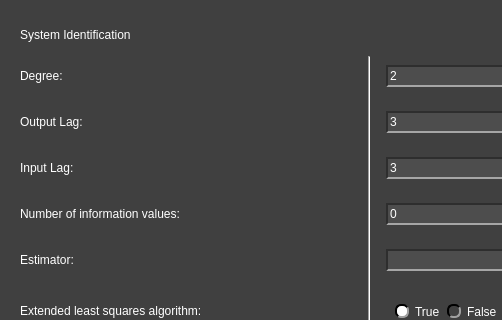
Above: pydaq/uis/PyDAQ_get_model_sysconfig_Arduino_widget.ui from samirmartins/pydaq before the change; both pictures show x 0 to 502 and y 0 to 320 of the 739 by 407 pixel window. Below: the same form after it.
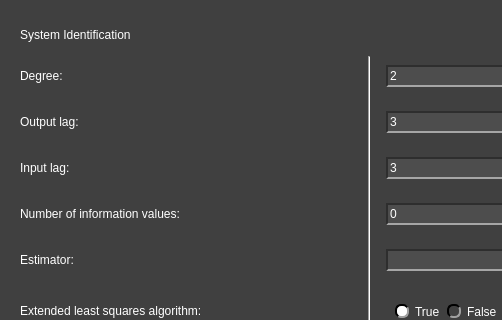
That is the form after the change. Icons and pictures are not drawn.

Patch:
```diff
--- a/pydaq/uis/PyDAQ_get_model_sysconfig_Arduino_widget.ui
+++ b/pydaq/uis/PyDAQ_get_model_sysconfig_Arduino_widget.ui
@@ -266,7 +266,7 @@
          </size>
         </property>
         <property name="text">
-         <string>Input Lag:</string>
+         <string>Input lag:</string>
         </property>
        </widget>
       </item>
@@ -518,7 +518,7 @@
          </size>
         </property>
         <property name="text">
-         <string>Output Lag:</string>
+         <string>Output lag:</string>
         </property>
        </widget>
       </item>
```
